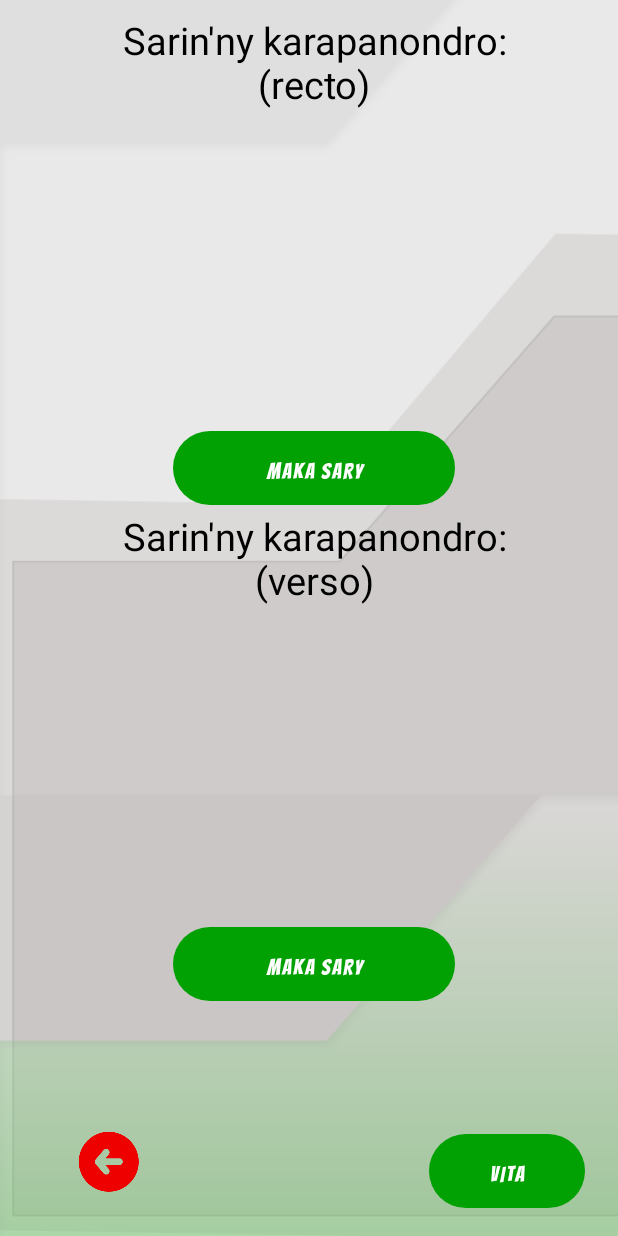
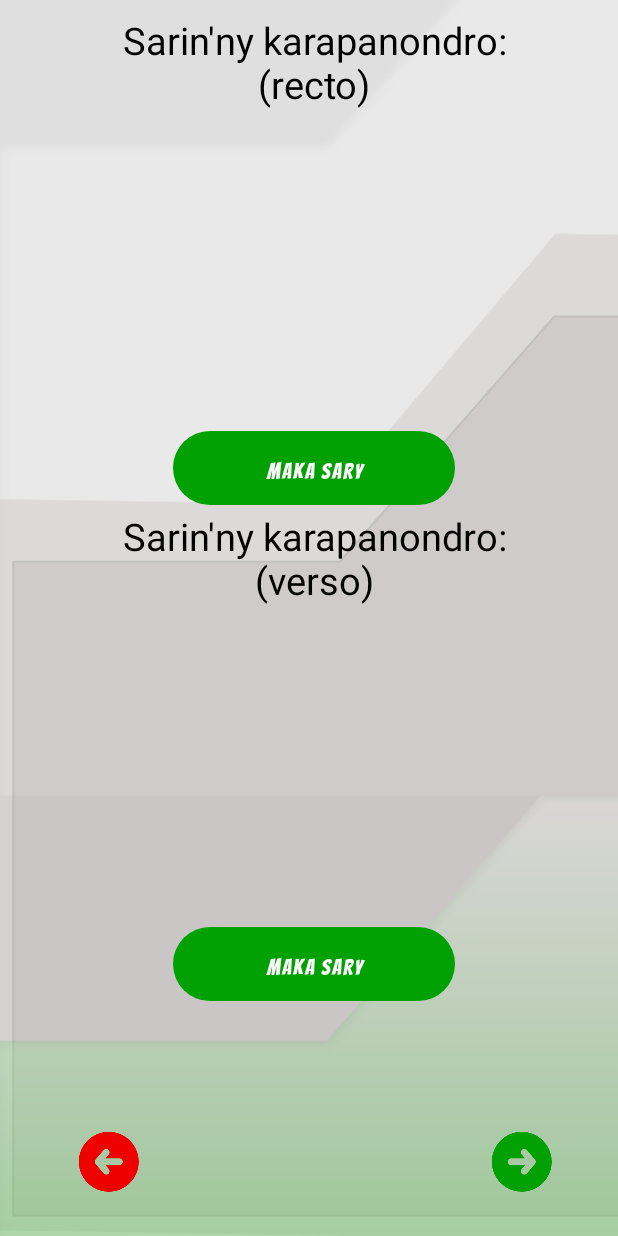
Before and after one commit to KevElliot/recensement_app, an Android app: the ImageCinActivity screen opened directly, with no data from a screen before it, on a phone screen of 412 x 824 dp. Run offline under Robolectric (Android 15) with nearby library versions, the phone set to English and light mode, and no system bars; our stand-ins replace Volley; libraries missing offline, so code that uses them is left out: com.androidnetworking, com.androidnetworking.common, com.androidnetworking.error, com.androidnetworking.gsonparserfactory, com.androidnetworking.interfaces; Roboto replaces fonts that are not available here.

Commit message:
affichage 04/07

```diff
--- a/app/src/main/java/com/ceni/recensementnumerique/ImageCinActivity.java
+++ b/app/src/main/java/com/ceni/recensementnumerique/ImageCinActivity.java
@@ -28,8 +28,8 @@ import java.util.Calendar;
 import java.util.Date;
 
 public class ImageCinActivity extends AppCompatActivity {
-    private Button buttonRecto, buttonVerso, next;
-    private ImageView previous, recto, verso;
+    private Button buttonRecto, buttonVerso;
+    private ImageView previous, recto, verso, next;
     private String format, imageRecto, imageVerso;
     private static final int REQUEST_ID_IMAGE_CAPTURE = 100;
     private Db_sqLite DB;
--- a/app/src/main/java/com/ceni/service/Db_sqLite.java
+++ b/app/src/main/java/com/ceni/service/Db_sqLite.java
@@ -11,6 +11,8 @@ import android.database.sqlite.SQLiteOpenHelper;
 import android.util.Base64;
 import android.util.Log;
 
+import androidx.annotation.Nullable;
+
 import com.ceni.model.Bv;
 import com.ceni.model.Commune;
 import com.ceni.model.Cv;
@@ -21,7 +23,6 @@ import com.ceni.model.Localisation;
 import com.ceni.model.Region;
 import com.ceni.model.User;
 
-import org.jetbrains.annotations.Nullable;
 
 import java.io.UnsupportedEncodingException;
 import java.util.ArrayList;
--- a/app/src/main/res/layout/activity_imagecin.xml
+++ b/app/src/main/res/layout/activity_imagecin.xml
@@ -117,20 +117,18 @@
         </LinearLayout>
     </ScrollView>
 
-    <Button
+    <ImageView
         android:id="@+id/imageViewNext"
-        android:layout_width="104dp"
-        android:layout_height="49dp"
-        android:layout_weight="0"
-        android:background="@drawable/input_field"
-        android:fontFamily="@font/bangers"
-        android:text="Vita"
+        android:layout_width="wrap_content"
+        android:layout_height="wrap_content"
         app:layout_constraintBottom_toBottomOf="parent"
         app:layout_constraintEnd_toEndOf="parent"
-        app:layout_constraintHorizontal_bias="0.928"
+        app:layout_constraintHorizontal_bias="0.881"
         app:layout_constraintStart_toStartOf="parent"
         app:layout_constraintTop_toTopOf="parent"
-        app:layout_constraintVertical_bias="0.976" />
+        app:layout_constraintVertical_bias="0.963"
+        app:srcCompat="@drawable/buton_next"
+        tools:ignore="MissingConstraints" />
 
     <ImageView
         android:id="@+id/imageViewPrevious"
```
